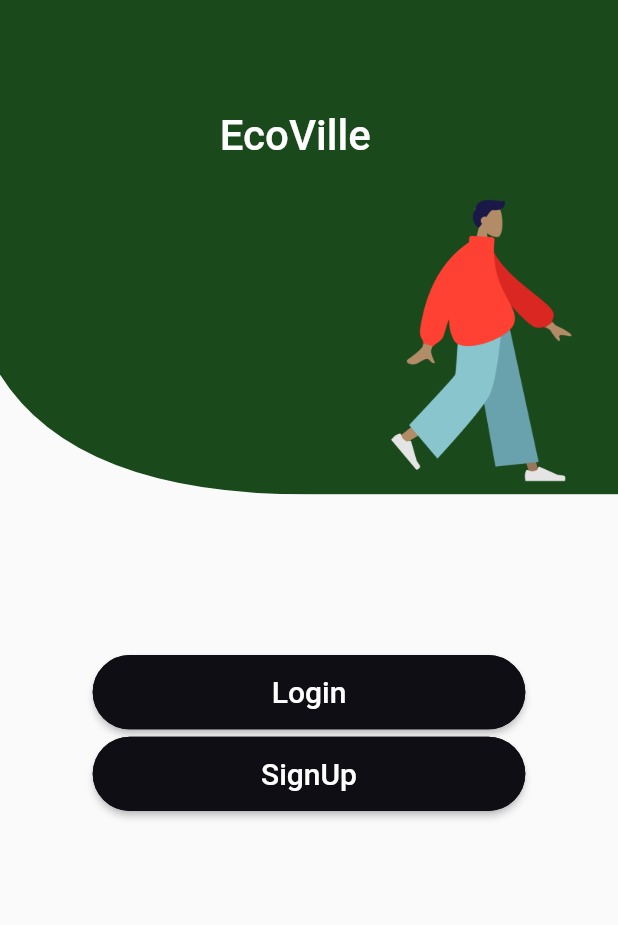
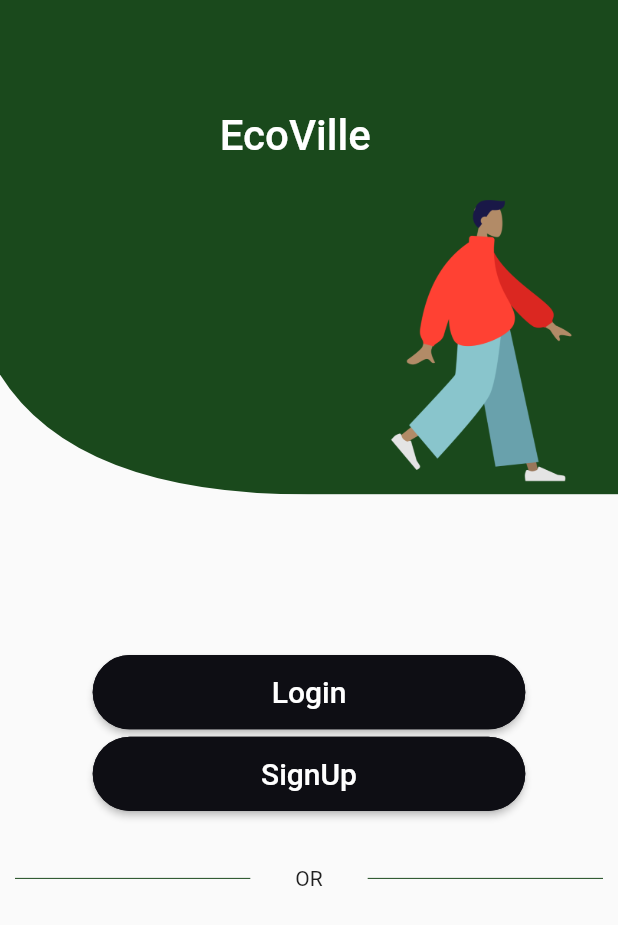
Before and after one commit to emilio-kariuki/ville, a Flutter app: the Overview screen opened directly, on a phone screen of 412 x 824 dp. Shown: the top 925 px of the screen. Run offline on Flutter 3.47's test engine with Material 2 defaults, Android fonts, the light colour scheme and no system bars; our stand-ins replace curved_navigation_bar, dropdown_button2, fl_chart, geolocator, google_fonts, google_maps_flutter and 3 more; missing offline and left inert: colorful_safe_area, location_permissions.

Commit message:
March 13, 2022 11:52 AM

```diff
--- a/lib/Accounts/overview.dart
+++ b/lib/Accounts/overview.dart
@@ -101,6 +101,26 @@ class _OverviewState extends State<Overview> {
               },
             ),
           ),
+           Row(children: [
+                Expanded(
+                  // ignore: unnecessary_new
+                  child: Container(
+                      margin: const EdgeInsets.only(left: 10.0, right: 30.0),
+                      child: Divider(
+                        color: kGreen,
+                        height: 90,
+                      )),
+                ),
+                Text("OR"),
+                Expanded(
+                  child: Container(
+                      margin: const EdgeInsets.only(left: 30.0, right: 10.0),
+                      child: Divider(
+                        color: kGreen,
+                        height: 50,
+                      )),
+                ),
+              ]),
         ],
       ),
     );
```
